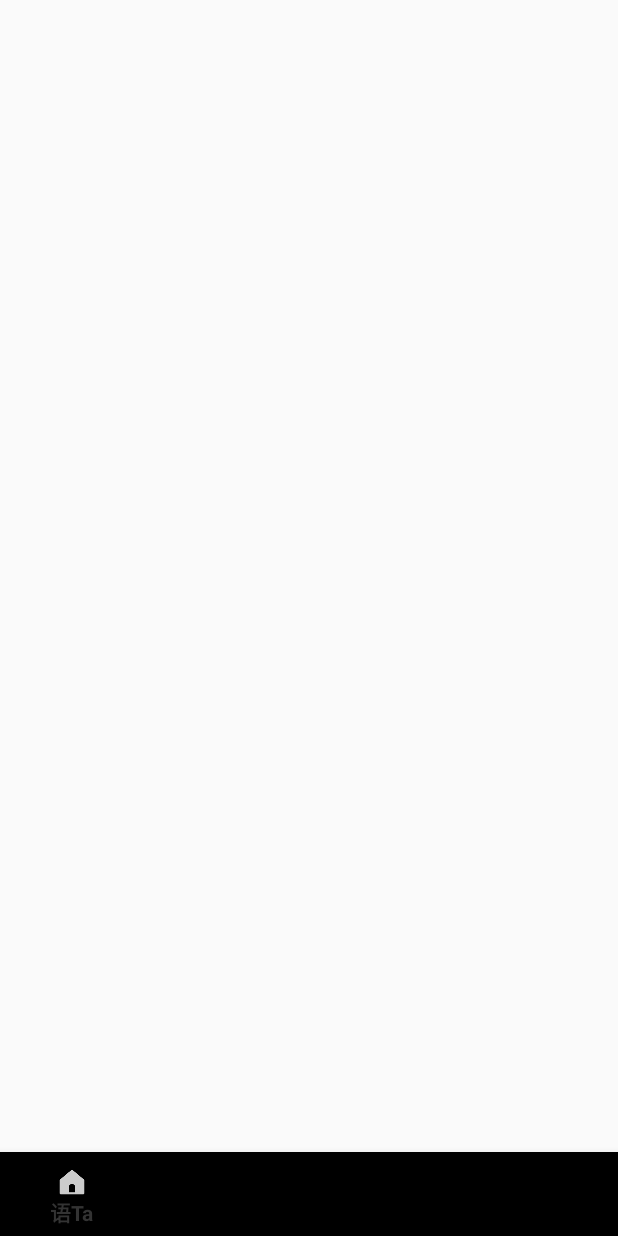
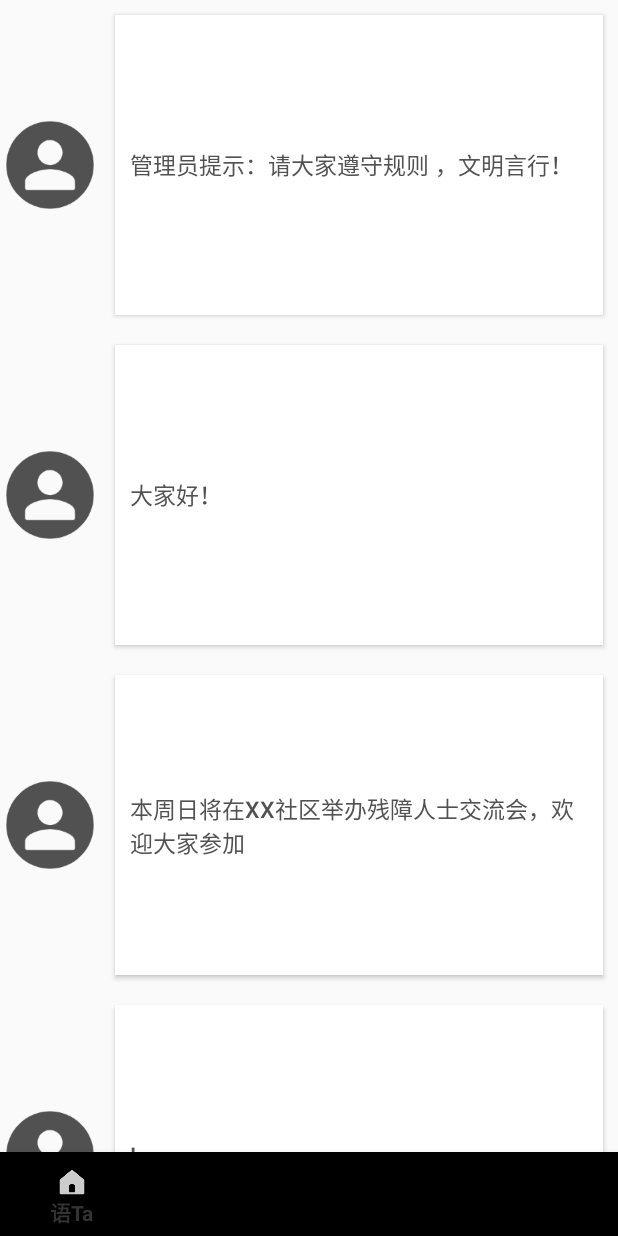
Before and after one commit to miseryprovb/yuta, an Android app: the fragment Social placed in its activity, on a phone screen of 412 x 824 dp. Run offline under Robolectric (Android 15) with nearby library versions, the phone set to English and light mode, and no system bars; libraries missing offline, so code that uses them is left out: com.volokh.danylo.

Commit message:
social part

```diff
--- a/app/build.gradle
+++ b/app/build.gradle
@@ -1,8 +1,8 @@
 apply plugin: 'com.android.application'
 
 android {
-    compileSdkVersion 31
-    buildToolsVersion "31.0.0"
+    compileSdkVersion 30
+    buildToolsVersion '30.0.3'
     defaultConfig {
         applicationId "edu.pku.canoe.yuta"
         minSdkVersion 15
@@ -38,7 +38,7 @@ dependencies {
     implementation 'com.android.support:appcompat-v7:27.1.0'
     implementation 'com.journeyapps:zxing-android-embedded:3.0.2@aar'
     implementation 'com.google.zxing:core:3.2.0'
-    compile 'com.github.danylovolokh:video-player-manager:0.2.0'
-    compile 'com.github.danylovolokh:list-visibility-utils:0.2.0'
-    compile 'com.facebook.fresco:fresco:0.7.0+'
+    implementation 'com.github.danylovolokh:video-player-manager:0.2.0'
+    implementation 'com.github.danylovolokh:list-visibility-utils:0.2.0'
+    implementation 'com.facebook.fresco:fresco:0.7.0+'
 }
--- /dev/null
+++ b/app/src/main/java/edu/pku/canoe/yuta/adapters/SocialTextAdapter.java
@@ -0,0 +1,49 @@
+package edu.pku.canoe.yuta.adapters;
+
+import android.view.LayoutInflater;
+import android.view.View;
+import android.view.ViewGroup;
+import android.widget.Button;
+import android.widget.TextView;
+
+import androidx.annotation.NonNull;
+import androidx.recyclerview.widget.RecyclerView;
+
+import java.util.List;
+
+import edu.pku.canoe.yuta.R;
+
+public class SocialTextAdapter  extends RecyclerView.Adapter<SocialTextAdapter.ViewHolder>{
+    private final List<String> textList;
+
+    public SocialTextAdapter(List<String> mList){
+        textList = mList;
+    }
+
+    @NonNull
+    @Override
+    public ViewHolder onCreateViewHolder(@NonNull ViewGroup parent, int viewType) {
+        View view = LayoutInflater.from(parent.getContext()).inflate(R.layout.social_text_item,parent,false);
+        return new ViewHolder(view);
+    }
+
+    @Override
+    public void onBindViewHolder(@NonNull ViewHolder holder, int position) {
+        String text = textList.get(position);
+        holder.socialText.setText(text);
+    }
+
+    @Override
+    public int getItemCount() {
+        return textList.size();
+    }
+
+    static class ViewHolder extends RecyclerView.ViewHolder{
+
+        Button socialText;
+        public ViewHolder(@NonNull View itemView) {
+            super(itemView);
+            socialText = (Button) itemView.findViewById(R.id.social_text);
+        }
+    }
+}
--- a/app/src/main/java/edu/pku/canoe/yuta/fragments/Social.java
+++ b/app/src/main/java/edu/pku/canoe/yuta/fragments/Social.java
@@ -4,18 +4,45 @@ import android.os.Bundle;
 import android.view.LayoutInflater;
 import android.view.View;
 import android.view.ViewGroup;
+import android.widget.TextView;
 
 import androidx.annotation.NonNull;
 import androidx.annotation.Nullable;
 import androidx.fragment.app.Fragment;
+import androidx.recyclerview.widget.LinearLayoutManager;
+import androidx.recyclerview.widget.RecyclerView;
+
+import com.volokh.danylo.visibility_utils.calculator.DefaultSingleItemCalculatorCallback;
+import com.volokh.danylo.visibility_utils.calculator.ListItemsVisibilityCalculator;
+import com.volokh.danylo.visibility_utils.calculator.SingleListViewItemActiveCalculator;
+import com.volokh.danylo.visibility_utils.scroll_utils.RecyclerViewItemPositionGetter;
+
+import java.util.ArrayList;
+import java.util.List;
 
 import edu.pku.canoe.yuta.R;
+import edu.pku.canoe.yuta.adapters.SocialTextAdapter;
 
 
 public class Social extends Fragment {
+    List<String> text_list = new ArrayList<>();
+    private int mScrollState;
+    LinearLayoutManager mLayoutManager = new LinearLayoutManager(this.getContext());
     @Nullable
     @Override
     public View onCreateView(@NonNull LayoutInflater inflater, @Nullable ViewGroup container, @Nullable Bundle savedInstanceState) {
-        return inflater.inflate(R.layout.activity_social, container, false);
+        View inflate =  inflater.inflate(R.layout.activity_social, container, false);
+        RecyclerView mRecyclerView = (RecyclerView) inflate.findViewById(R.id.text_list);
+
+        text_list.add("管理员提示：请大家遵守规则 ，文明言行！");
+        text_list.add("大家好！");
+        text_list.add("本周日将在xx社区举办残障人士交流会，欢迎大家参加");
+        text_list.add("!");
+        text_list.add("没有更多的消息");
+
+        mRecyclerView.setLayoutManager(mLayoutManager);
+        mRecyclerView.setAdapter(new SocialTextAdapter(text_list));
+
+    return inflate;
     }
 }
--- a/app/src/main/res/layout/activity_social.xml
+++ b/app/src/main/res/layout/activity_social.xml
@@ -1,6 +1,14 @@
 <?xml version="1.0" encoding="utf-8"?>
-<androidx.constraintlayout.widget.ConstraintLayout xmlns:android="http://schemas.android.com/apk/res/android"
-    android:layout_width="match_parent"
+<LinearLayout xmlns:android="http://schemas.android.com/apk/res/android"
+    android:orientation="vertical" android:layout_width="match_parent"
     android:layout_height="match_parent">
+    <androidx.recyclerview.widget.RecyclerView
+        android:id="@+id/text_list"
+        android:layout_width="match_parent"
+        android:layout_height="match_parent">
 
-</androidx.constraintlayout.widget.ConstraintLayout>
+    </androidx.recyclerview.widget.RecyclerView>
+
+
+
+</LinearLayout>
--- /dev/null
+++ b/app/src/main/res/layout/social_text_item.xml
@@ -0,0 +1,26 @@
+<?xml version="1.0" encoding="utf-8"?>
+<LinearLayout
+    xmlns:android="http://schemas.android.com/apk/res/android" android:layout_width="match_parent"
+    android:layout_height="wrap_content">
+    <ImageView
+        android:id="@+id/head_image"
+        android:layout_height="100px"
+        android:layout_width="100px"
+        android:layout_gravity="center_vertical"
+        android:src="@drawable/head_image"/>
+    <Button
+        android:id="@+id/social_text"
+        android:layout_width="match_parent"
+        android:layout_height="300px"
+        android:textSize="15dp"
+        android:text="test"
+        android:textColor="#515151"
+        android:gravity="center_vertical"
+        android:background="#ffffff"
+        android:layout_marginLeft="10dp"
+        android:layout_marginRight="10dp"
+        android:layout_marginBottom="10dp"
+        android:layout_marginTop="10dp"
+        android:paddingLeft="10dp"
+        android:paddingRight="10dp"/>
+</LinearLayout>
--- a/build.gradle
+++ b/build.gradle
@@ -13,7 +13,7 @@ buildscript {
     }
 
     dependencies {
-        classpath 'com.android.tools.build:gradle:3.5.2'
+        classpath 'com.android.tools.build:gradle:4.1.2'
 
         // NOTE: Do not place your application dependencies here; they belong
         // in the individual module build.gradle files
```
Also changed, not shown: app/src/main/res/drawable-xhdpi/head_image.png (added), gradle/wrapper/gradle-wrapper.properties.
